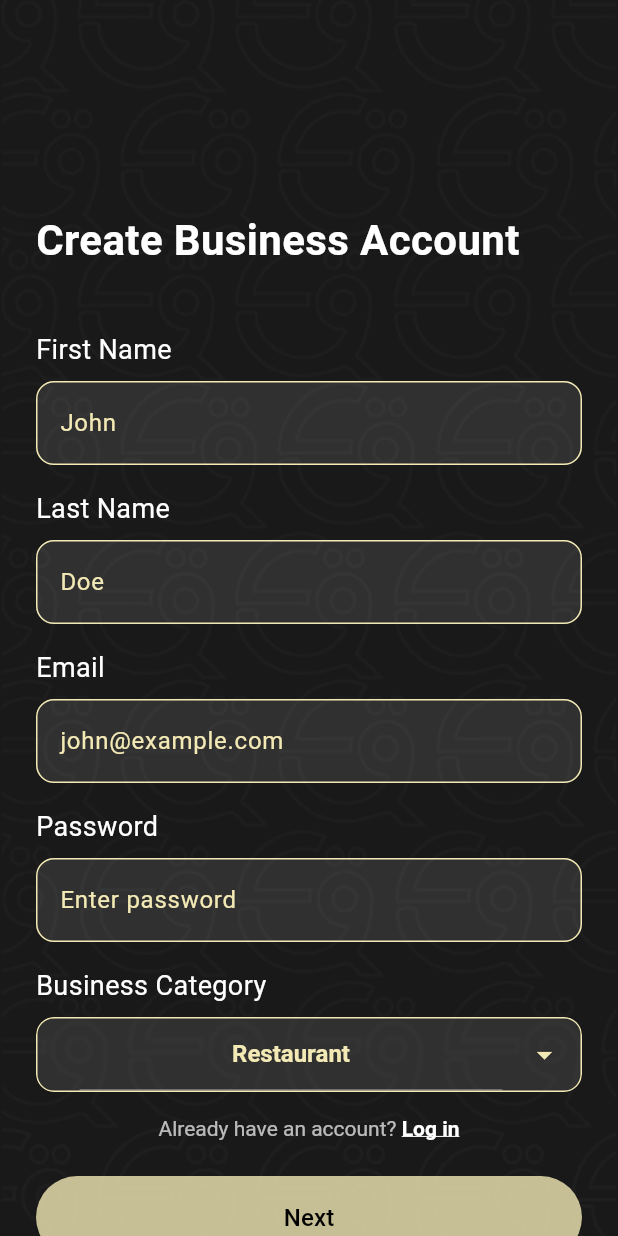
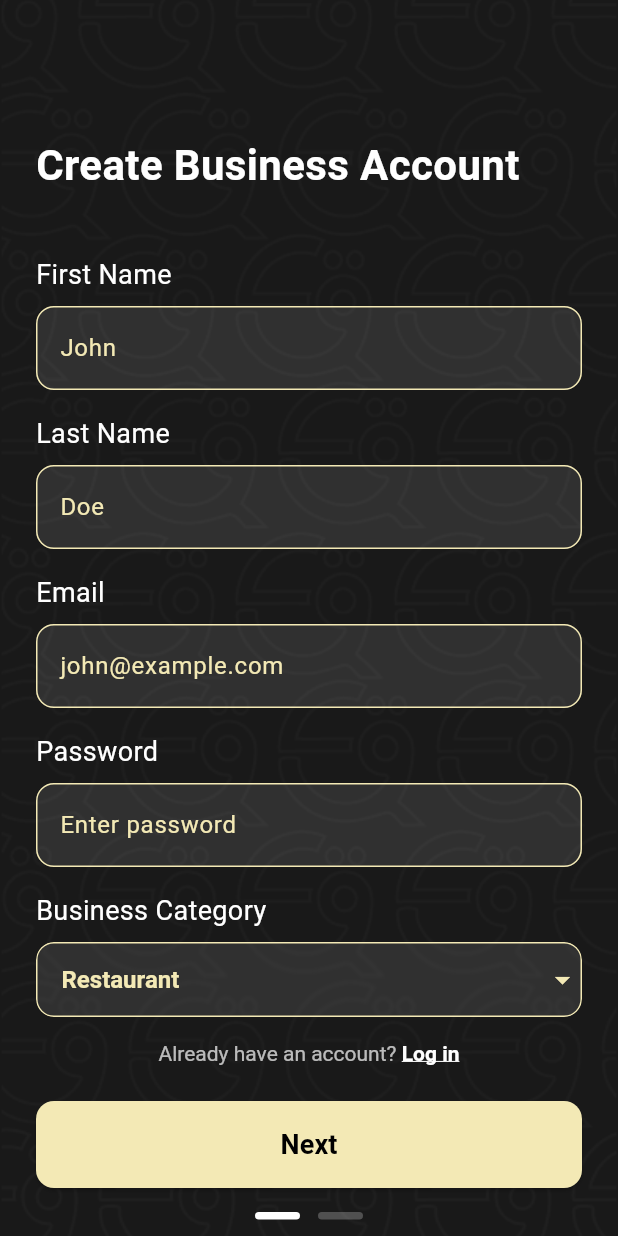
Before and after one commit to samych26/Qoffa, a Flutter app: the BusinessSignUpPage screen opened directly, on a phone screen of 412 x 824 dp. Run offline on Flutter 3.47's test engine with Material 3 defaults, Android fonts, the light colour scheme and no system bars; drawn by our look-alikes of dropdown_button2; our stand-ins replace cloud_firestore, file_picker, firebase_auth, firebase_core, firebase_storage, flutter_svg and 1 more; accounts and stored records are empty; Roboto replaces fonts that are missing (LeagueSpartan).

Commit message:
login et signupBusiness

```diff
--- /dev/null
+++ b/lib/Models/business_model.dart
@@ -0,0 +1,43 @@
+class Business {
+  final String firstName;
+  final String lastName;
+  final String email;
+  final String password;
+  final String category;
+  final String businessName;
+  final String phoneNumber;
+  final String address;
+  final String registrationNumber;
+  final String? registrationFilePath;
+  final String etatCompte;
+
+  Business({
+    required this.firstName,
+    required this.lastName,
+    required this.email,
+    required this.password,
+    required this.category,
+    required this.businessName,
+    required this.phoneNumber,
+    required this.address,
+    required this.registrationNumber,
+    this.registrationFilePath,
+    this.etatCompte = "en attente",
+  });
+
+  Map<String, dynamic> toMap() {
+    return {
+      'firstName': firstName,
+      'lastName': lastName,
+      'email': email,
+      'password': password,
+      'category': category,
+      'businessName': businessName,
+      'phoneNumber': phoneNumber,
+      'address': address,
+      'registrationNumber': registrationNumber,
+      'registrationFilePath': registrationFilePath,
+      'etatCompteCommercant': etatCompte,
+    };
+  }
+}
--- a/lib/main.dart
+++ b/lib/main.dart
@@ -6,6 +6,8 @@ import 'views/login_page.dart';
 import 'package:provider/provider.dart';
 import 'controllers/auth_controller.dart';
 import 'controllers/customer/signup_controller.dart';
+import 'controllers/business/business_signup_controller.dart';
+
 
 
 void main() async {
@@ -17,6 +19,8 @@ void main() async {
       providers: [
         ChangeNotifierProvider(create: (_) => AuthController()),
         ChangeNotifierProvider(create: (_) => SignUpController()),
+        ChangeNotifierProvider(create: (_) => BusinessSignUpController()),
+
       ],
       child: QoffaApp(),
     ),
--- a/lib/views/business/signup_business.dart
+++ b/lib/views/business/signup_business.dart
@@ -3,6 +3,8 @@ import 'package:dropdown_button2/dropdown_button2.dart';
 import 'package:flutter/material.dart';
 import 'package:file_picker/file_picker.dart';
 import 'package:flutter/gestures.dart';
+import 'package:provider/provider.dart';
+import '../../controllers/business/business_signup_controller.dart';
 import '../login_page.dart';
 
 class BusinessSignUpPage extends StatefulWidget {
@@ -16,10 +18,33 @@ class _BusinessSignUpPageState extends State<BusinessSignUpPage> {
   int currentPage = 1;
   String selectedCategory = 'Restaurant';
   final List<String> categories = ['Restaurant', 'Supermarket', 'Market', 'Bakery'];
-  String? selectedFile;
+
+  final firstNameController = TextEditingController();
+  final lastNameController = TextEditingController();
+  final emailController = TextEditingController();
+  final passwordController = TextEditingController();
+  final businessNameController = TextEditingController();
+  final phoneController = TextEditingController();
+  final addressController = TextEditingController();
+  final registrationNumberController = TextEditingController();
+
+  @override
+  void dispose() {
+    firstNameController.dispose();
+    lastNameController.dispose();
+    emailController.dispose();
+    passwordController.dispose();
+    businessNameController.dispose();
+    phoneController.dispose();
+    addressController.dispose();
+    registrationNumberController.dispose();
+    super.dispose();
+  }
 
   @override
   Widget build(BuildContext context) {
+    final controller = Provider.of<BusinessSignUpController>(context);
+
     return Scaffold(
       body: Stack(
         children: [
@@ -29,8 +54,9 @@ class _BusinessSignUpPageState extends State<BusinessSignUpPage> {
               fit: BoxFit.cover,
             ),
           ),
-          SingleChildScrollView(
-            padding: const EdgeInsets.symmetric(horizontal: 24, vertical: 80),
+          SafeArea(
+            child: SingleChildScrollView(
+              padding: const EdgeInsets.symmetric(horizontal: 24, vertical: 30),
               child: Column(
                 crossAxisAlignment: CrossAxisAlignment.start,
                 children: [
@@ -45,35 +71,70 @@ class _BusinessSignUpPageState extends State<BusinessSignUpPage> {
                     ),
                   ),
                   const SizedBox(height: 24),
-                if (currentPage == 1) _buildFirstPage(),
-                if (currentPage == 2) _buildSecondPage(),
+                  if (currentPage == 1) _buildFirstPage(controller),
+                  if (currentPage == 2) _buildSecondPage(controller),
                 ],
               ),
-          )
+            ),
+          ),
         ],
       ),
     );
   }
 
-  Widget _buildFirstPage() {
+  Widget _buildInputField(TextEditingController controller, String hint, String? errorText, {bool isPassword = false}) {
+    return Column(
+      crossAxisAlignment: CrossAxisAlignment.start,
+      children: [
+        TextFormField(
+          controller: controller,
+          obscureText: isPassword,
+          style: const TextStyle(color: Colors.white),
+          decoration: InputDecoration(
+            hintText: hint,
+            hintStyle: const TextStyle(color: Color(0xFFF3E9B5)),
+            filled: true,
+            fillColor: Colors.white.withOpacity(0.1),
+            enabledBorder: OutlineInputBorder(
+              borderRadius: BorderRadius.circular(12),
+              borderSide: BorderSide(
+                color: errorText != null ? Colors.red : const Color(0xFFF3E9B5),
+              ),
+            ),
+            focusedBorder: OutlineInputBorder(
+              borderRadius: BorderRadius.circular(12),
+              borderSide: BorderSide(
+                color: errorText != null ? Colors.red : Colors.white,
+              ),
+            ),
+          ),
+        ),
+        if (errorText != null)
+          Padding(
+            padding: const EdgeInsets.only(top: 4.0),
+            child: Text(
+              errorText,
+              style: const TextStyle(color: Colors.red, fontSize: 12),
+            ),
+          ),
+      ],
+    );
+  }
+
+  Widget _buildFirstPage(BusinessSignUpController controller) {
     return Column(
       crossAxisAlignment: CrossAxisAlignment.start,
       children: [
         _buildLabel("First Name"),
-        _buildInputField("John"),
-
+        _buildInputField(firstNameController, "John", controller.firstNameError),
         _buildLabel("Last Name"),
-        _buildInputField("Doe"),
-
+        _buildInputField(lastNameController, "Doe", controller.lastNameError),
         _buildLabel("Email"),
-        _buildInputField("john@example.com"),
-
+        _buildInputField(emailController, "john@example.com", controller.emailError),
         _buildLabel("Password"),
-        _buildInputField("Enter password", isPassword: true),
-
+        _buildInputField(passwordController, "Enter password", controller.passwordError, isPassword: true),
         _buildLabel("Business Category"),
         _buildDropdown(),
-
         const SizedBox(height: 16),
         Center(
           child: RichText(
@@ -101,8 +162,8 @@ class _BusinessSignUpPageState extends State<BusinessSignUpPage> {
           ),
         ),
         const SizedBox(height: 24),
-
-        _buildNextButton(),
+        _buildGlobalMessage(controller),
+        _buildNextButton(controller),
         const SizedBox(height: 16),
         _buildProgress(1),
         const SizedBox(height: 16),
@@ -111,23 +172,19 @@ class _BusinessSignUpPageState extends State<BusinessSignUpPage> {
     );
   }
 
-  Widget _buildSecondPage() {
+  Widget _buildSecondPage(BusinessSignUpController controller) {
     return Column(
       crossAxisAlignment: CrossAxisAlignment.start,
       children: [
         _buildLabel("Business Name"),
-        _buildInputField("Qoffa"),
-
+        _buildInputField(businessNameController, "Qoffa", controller.businessNameError),
         _buildLabel("Phone Number"),
-        _buildInputField("06 XX XX XX XX"),
-
+        _buildInputField(phoneController, "06 XX XX XX XX", controller.phoneNumberError),
         _buildLabel("Business Address"),
-        _buildInputField("123 Rue Example, Ville"),
-
+        _buildInputField(addressController, "123 Rue Example, Ville", controller.addressError),
         _buildLabel("Commercial Registration Number"),
-        _buildInputField("RC-1234567890"),
+        _buildInputField(registrationNumberController, "RC-1234567890", controller.registrationNumberError),
         const SizedBox(height: 24),
-
         Row(
           mainAxisAlignment: MainAxisAlignment.spaceBetween,
           children: [
@@ -139,23 +196,19 @@ class _BusinessSignUpPageState extends State<BusinessSignUpPage> {
             Expanded(
               flex: 2,
               child: SizedBox(
-                height: 30.57, // Hauteur personnalisée
+                height: 30.57,
                 child: ElevatedButton.icon(
                   onPressed: () async {
-                    FilePickerResult? result = await FilePicker.platform.pickFiles();
-                    if (result != null) {
-                      setState(() {
-                        selectedFile = result.files.single.name;
-                      });
-                    }
+                    await controller.pickRegistrationFile();
+                    setState(() {});
                   },
-                  icon: const SizedBox(), // vide pour garder l'espace à gauche (ou tu peux mettre une autre icône)
+                  icon: const SizedBox(),
                   label: Row(
                     mainAxisAlignment: MainAxisAlignment.spaceBetween,
                     children: [
                       Expanded(
                         child: Text(
-                          selectedFile ?? "Upload",
+                          controller.fileName ?? "Upload",
                           overflow: TextOverflow.ellipsis,
                           style: const TextStyle(fontWeight: FontWeight.w500),
                         ),
@@ -176,9 +229,17 @@ class _BusinessSignUpPageState extends State<BusinessSignUpPage> {
             ),
           ],
         ),
-
+        if (controller.registrationFileError != null)
+          Padding(
+            padding: const EdgeInsets.only(top: 8),
+            child: Text(
+              controller.registrationFileError!,
+              style: const TextStyle(color: Colors.red, fontSize: 12),
+            ),
+          ),
         const SizedBox(height: 24),
-        _buildNextButton(),
+        _buildGlobalMessage(controller),
+        _buildNextButton(controller),
         const SizedBox(height: 16),
         _buildProgress(2),
         const SizedBox(height: 16),
@@ -201,27 +262,6 @@ class _BusinessSignUpPageState extends State<BusinessSignUpPage> {
     );
   }
 
-  Widget _buildInputField(String hint, {bool isPassword = false}) {
-    return TextFormField(
-      obscureText: isPassword,
-      style: const TextStyle(color: Colors.white),
-      decoration: InputDecoration(
-        hintText: hint,
-        hintStyle: const TextStyle(color: Color(0xFFF3E9B5)),
-        filled: true,
-        fillColor: Colors.white.withOpacity(0.1),
-        enabledBorder: OutlineInputBorder(
-          borderRadius: BorderRadius.circular(12),
-          borderSide: const BorderSide(color: Color(0xFFF3E9B5)),
-        ),
-        focusedBorder: OutlineInputBorder(
-          borderRadius: BorderRadius.circular(12),
-          borderSide: const BorderSide(color: Colors.white),
-        ),
-      ),
-    );
-  }
-
   Widget _buildDropdown() {
     return ClipRRect(
       borderRadius: BorderRadius.circular(12),
@@ -231,7 +271,7 @@ class _BusinessSignUpPageState extends State<BusinessSignUpPage> {
           decoration: BoxDecoration(
             color: Colors.white.withOpacity(0.1),
             borderRadius: BorderRadius.circular(12),
-            border: Border.all(color: Color(0xFFF3E9B5)),
+            border: Border.all(color: const Color(0xFFF3E9B5)),
           ),
           child: DropdownButtonHideUnderline(
             child: DropdownButton2<String>(
@@ -241,13 +281,8 @@ class _BusinessSignUpPageState extends State<BusinessSignUpPage> {
                 decoration: BoxDecoration(
                   color: Colors.black.withOpacity(0.85),
                   borderRadius: BorderRadius.circular(12),
-                  border: Border.all(color: Color(0xFFF3E9B5), width: 1.5),
+                  border: Border.all(color: const Color(0xFFF3E9B5), width: 1.5),
                 ),
-                offset: const Offset(0, 10),
-                elevation: 4,
-              ),
-              buttonStyleData: const ButtonStyleData(
-                padding: EdgeInsets.symmetric(horizontal: 12),
               ),
               iconStyleData: const IconStyleData(
                 icon: Icon(Icons.arrow_drop_down, color: Color(0xFFF3E9B5)),
@@ -260,20 +295,7 @@ class _BusinessSignUpPageState extends State<BusinessSignUpPage> {
               items: categories.map((category) {
                 return DropdownMenuItem<String>(
                   value: category,
-                  child: Container(
-                    alignment: Alignment.center,
-                    padding: const EdgeInsets.symmetric(vertical: 12),
-                    decoration: const BoxDecoration(
-                      border: Border(
-                        bottom: BorderSide(color: Colors.white30),
-                      ),
-                    ),
-                    child: Text(
-                      category,
-                      textAlign: TextAlign.center,
-                      style: const TextStyle(color: Color(0xFFF3E9B5)),
-                    ),
-                  ),
+                  child: Text(category, style: const TextStyle(color: Color(0xFFF3E9B5))),
                 );
               }).toList(),
               onChanged: (value) {
@@ -288,57 +310,100 @@ class _BusinessSignUpPageState extends State<BusinessSignUpPage> {
     );
   }
 
-  Widget _buildNextButton() {
+  Widget _buildNextButton(BusinessSignUpController controller) {
     return SizedBox(
       width: double.infinity,
       child: ElevatedButton(
-        onPressed: () {
+        onPressed: controller.isLoading ? null : () async {
           if (currentPage == 1) {
+            final valid = controller.validateFirstPage(
+              firstName: firstNameController.text.trim(),
+              lastName: lastNameController.text.trim(),
+              email: emailController.text.trim(),
+              password: passwordController.text.trim(),
+            );
+            if (valid) {
               setState(() => currentPage = 2);
+            }
           } else {
-            // Enregistrement final ou redirection ici
-            ScaffoldMessenger.of(context).showSnackBar(
-              const SnackBar(content: Text("Account created!")),
+            await controller.registerBusiness(
+              context: context,
+              firstName: firstNameController.text.trim(),
+              lastName: lastNameController.text.trim(),
+              email: emailController.text.trim(),
+              password: passwordController.text.trim(),
+              category: selectedCategory,
+              businessName: businessNameController.text.trim(),
+              phoneNumber: phoneController.text.trim(),
+              address: addressController.text.trim(),
+              registrationNumber: registrationNumberController.text.trim(),
             );
           }
         },
         style: ElevatedButton.styleFrom(
-          backgroundColor: const Color(0xFFF3E9B5).withOpacity(0.80),
+          backgroundColor: const Color(0xFFF3E9B5),
           foregroundColor: Colors.black,
+          shape: RoundedRectangleBorder(
+            borderRadius: BorderRadius.circular(12),
+          ),
           padding: const EdgeInsets.symmetric(vertical: 16),
-          shape: RoundedRectangleBorder(borderRadius: BorderRadius.circular(30)),
-
         ),
-        child: const Text("Next", style: TextStyle(fontSize: 16)),
+        child: controller.isLoading
+            ? const SizedBox(
+          width: 20,
+          height: 20,
+          child: CircularProgressIndicator(
+            color: Colors.black,
+            strokeWidth: 2,
+          ),
+        )
+            : Text(
+          currentPage == 1 ? "Next" : "Sign Up",
+          style: const TextStyle(
+            fontSize: 18,
+            fontWeight: FontWeight.bold,
+          ),
+        ),
       ),
     );
   }
 
-  Widget _buildProgress(int current) {
+  Widget _buildProgress(int step) {
     return Row(
       mainAxisAlignment: MainAxisAlignment.center,
       children: List.generate(2, (index) {
-        final isActive = current == index + 1;
         return Container(
           margin: const EdgeInsets.symmetric(horizontal: 6),
           width: 30,
-          height: 4,
+          height: 5,
           decoration: BoxDecoration(
-            color: isActive ? const Color(0xFFF3E9B5) : Colors.white38,
-            borderRadius: BorderRadius.circular(4),
+            color: step == index + 1 ? Colors.white : Colors.white24,
+            borderRadius: BorderRadius.circular(12),
           ),
         );
       }),
     );
   }
 
+  Widget _buildTermsText() {
+    return const Text(
+      "By continuing, you agree to Terms of Use and Privacy Policy.",
+      textAlign: TextAlign.center,
+      style: TextStyle(color: Colors.white70, fontSize: 12),
+    );
+  }
 
-  Widget _buildTermsText() {
-    return const Center(
+  Widget _buildGlobalMessage(BusinessSignUpController controller) {
+    if (controller.globalMessage == null) return const SizedBox();
+    return Padding(
+      padding: const EdgeInsets.only(bottom: 16),
       child: Text(
-        "By continuing, you agree to\nTerms of Use and Privacy Policy.",
-        textAlign: TextAlign.center,
-        style: TextStyle(color: Colors.white54, fontSize: 13),
+        controller.globalMessage!,
+        style: TextStyle(
+          color: controller.isSuccessMessage ? Colors.green : Colors.red,
+          fontWeight: FontWeight.bold,
+          fontSize: 14,
+        ),
       ),
     );
   }
--- a/pubspec.yaml
+++ b/pubspec.yaml
@@ -19,6 +19,7 @@ dependencies:
   dropdown_button2: ^2.3.9
   firebase_auth: ^4.17.4
   provider: ^6.1.1
+  firebase_storage: ^11.5.0
 
 dev_dependencies:
   flutter_test:
```
Also changed, not shown: lib/Controllers/business/business_signup_controller.dart (added, +181 -0 lines), lib/views/business/account_pending_view.dart (added, +53 -0 lines), pubspec.lock, 3 other files. Lines whose indentation alone changed are shown as unchanged.
